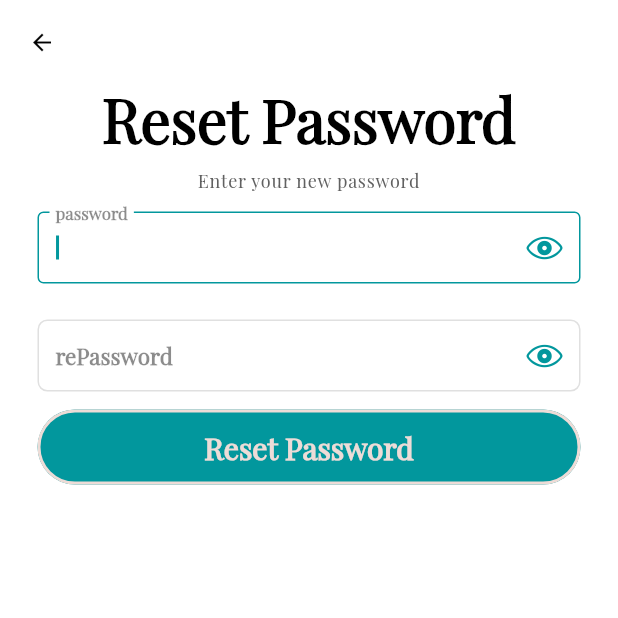
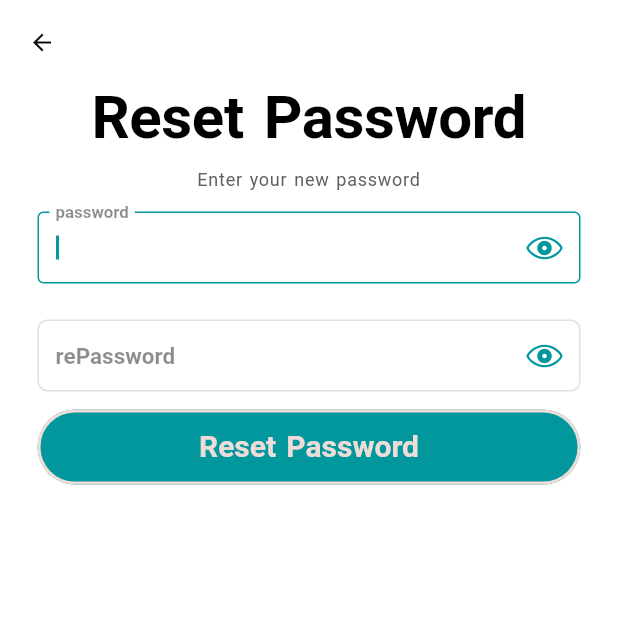
Before and after one commit to abdsyd/MediGear, a Flutter app: the ForgotPass2View screen opened by its route, on a phone screen of 412 x 824 dp, the top half of it. Run offline on Flutter 3.47's test engine with Material 2 defaults, Android fonts, the phone set to English and light mode, and no system bars; our stand-ins replace get, get_storage, loading_animation_widget, otp_text_field, timer_count_down; accounts and stored records are empty.

Commit message:
fixed themes.dart

```diff
--- a/lib/themes.dart
+++ b/lib/themes.dart
@@ -1,43 +1,38 @@
 import 'package:flutter/material.dart';
-import 'package:flutter/services.dart';
 import 'package:hunter/constants/colors.dart';
+import 'package:get_storage/get_storage.dart';
+
+final _getStorage = GetStorage();
 
 class AppTheme {
-  static ThemeData englishTheme = ThemeData(
-    primaryColor: AppColors.myPrimary,
-    fontFamily: 'PlayfairDisplay',
-    textTheme: const TextTheme(
-      displayMedium: TextStyle(
-          fontWeight: FontWeight.bold, fontSize: 20, color: AppColors.myWhite),
-      displayLarge: TextStyle(
-          fontWeight: FontWeight.bold, fontSize: 40, color: AppColors.myWhite),
-      bodyLarge: TextStyle(height: 1.5, color: AppColors.myWhite, fontSize: 12),
-    ),
-    useMaterial3: true,
-  );
-
-  static ThemeData arabicTheme = ThemeData(
-    primaryColor: AppColors.myPrimary,
-    fontFamily: 'KufiArabic',
-    textTheme: const TextTheme(
-      displayMedium: TextStyle(
-          fontWeight: FontWeight.bold, fontSize: 30, color: Colors.black),
-      displayLarge: TextStyle(
-          fontWeight: FontWeight.bold, fontSize: 36, color: Colors.black),
-      bodyLarge: TextStyle(height: 1.5, color: Colors.grey, fontSize: 18),
-    ),
-    useMaterial3: true,
-  );
-
   static ThemeData myLightMode = ThemeData(
     primaryColor: AppColors.myPrimary,
-    fontFamily: 'PlayfairDisplay',
-    textTheme: const TextTheme(
+    fontFamily:
+        _getStorage.read("lang") == "en" ? 'PlayfairDisplay' : 'KufiArabic',
+    textTheme: _getStorage.read("lang") == "en"
+        ? const TextTheme(
             displayMedium: TextStyle(
-          fontWeight: FontWeight.bold, fontSize: 20, color: AppColors.myWhite),
+                fontWeight: FontWeight.bold,
+                fontSize: 20,
+                color: AppColors.myWhite),
             displayLarge: TextStyle(
-          fontWeight: FontWeight.bold, fontSize: 40, color: AppColors.myWhite),
-      bodyLarge: TextStyle(height: 1.5, color: AppColors.myWhite, fontSize: 12),
+                fontWeight: FontWeight.bold,
+                fontSize: 40,
+                color: AppColors.myWhite),
+            bodyLarge:
+                TextStyle(height: 1.5, color: AppColors.myWhite, fontSize: 12),
+          )
+        : const TextTheme(
+            displayMedium: TextStyle(
+                fontWeight: FontWeight.bold,
+                fontSize: 20,
+                color: AppColors.myWhite),
+            displayLarge: TextStyle(
+                fontWeight: FontWeight.bold,
+                fontSize: 40,
+                color: AppColors.myWhite),
+            bodyLarge:
+                TextStyle(height: 1.5, color: AppColors.myWhite, fontSize: 12),
           ),
     useMaterial3: true,
     colorScheme: const ColorScheme(
@@ -57,13 +52,32 @@ class AppTheme {
 
   static ThemeData myDarkMode = ThemeData(
     primaryColor: AppColors.myPrimary,
-    fontFamily: 'PlayfairDisplay',
-    textTheme: const TextTheme(
+    fontFamily:
+        _getStorage.read("lang") == "en" ? 'PlayfairDisplay' : 'KufiArabic',
+    textTheme: _getStorage.read("lang") == "en"
+        ? const TextTheme(
             displayMedium: TextStyle(
-          fontWeight: FontWeight.bold, fontSize: 20, color: AppColors.myWhite),
+                fontWeight: FontWeight.bold,
+                fontSize: 20,
+                color: AppColors.myWhite),
             displayLarge: TextStyle(
-          fontWeight: FontWeight.bold, fontSize: 40, color: AppColors.myWhite),
-      bodyLarge: TextStyle(height: 1.5, color: AppColors.myWhite, fontSize: 12),
+                fontWeight: FontWeight.bold,
+                fontSize: 40,
+                color: AppColors.myWhite),
+            bodyLarge:
+                TextStyle(height: 1.5, color: AppColors.myWhite, fontSize: 12),
+          )
+        : const TextTheme(
+            displayMedium: TextStyle(
+                fontWeight: FontWeight.bold,
+                fontSize: 20,
+                color: AppColors.myWhite),
+            displayLarge: TextStyle(
+                fontWeight: FontWeight.bold,
+                fontSize: 40,
+                color: AppColors.myWhite),
+            bodyLarge:
+                TextStyle(height: 1.5, color: AppColors.myWhite, fontSize: 12),
           ),
     useMaterial3: true,
     colorScheme: const ColorScheme(
```
Lines whose indentation alone changed are shown as unchanged.
